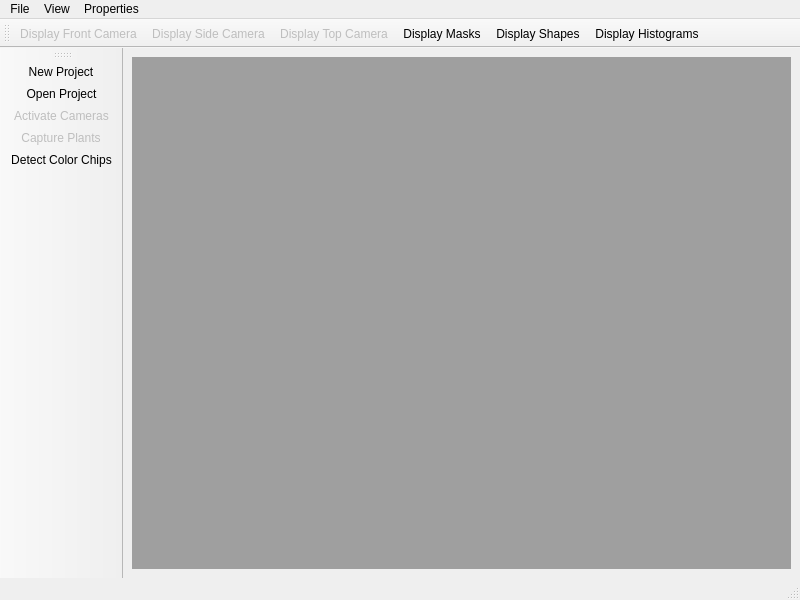
The window that mainwindow.ui (DryFrost/PhotogonMDI) describes before a commit, drawn with Qt 5.
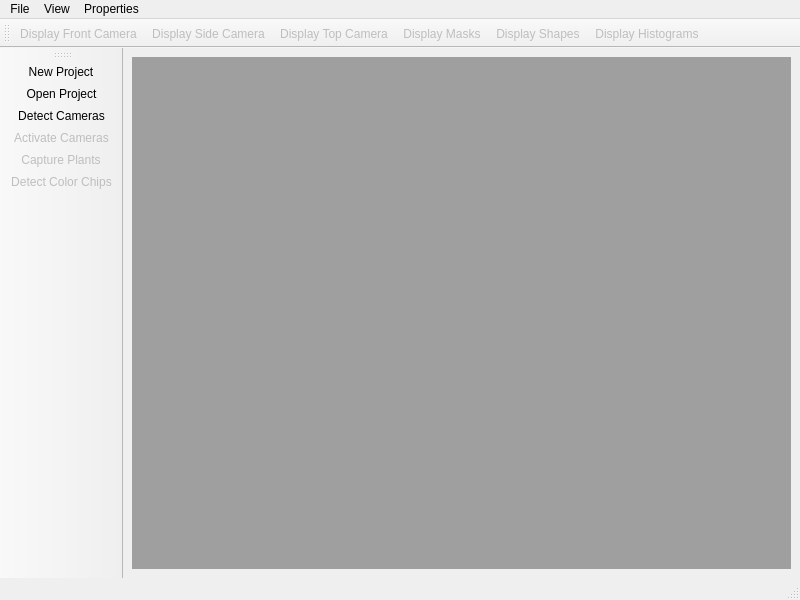
The same window after the commit. Icons and pictures are not drawn.

What changed in the file:
```diff
--- a/mainwindow.ui
+++ b/mainwindow.ui
@@ -79,6 +79,7 @@
    </attribute>
    <addaction name="actionNew_Project"/>
    <addaction name="actionOpen_Project"/>
+   <addaction name="actionDetect_Cameras"/>
    <addaction name="actionActivate_Cameras"/>
    <addaction name="actionOpen_Camera"/>
    <addaction name="actionDetect_Color_Chips"/>
@@ -180,25 +181,42 @@
    </property>
   </action>
   <action name="actionDisplay_Shapes">
+   <property name="enabled">
+    <bool>false</bool>
+   </property>
    <property name="text">
     <string>Display Shapes</string>
    </property>
   </action>
   <action name="actionDisplay_Histograms">
+   <property name="enabled">
+    <bool>false</bool>
+   </property>
    <property name="text">
     <string>Display Histograms</string>
    </property>
   </action>
   <action name="actionDisplay_Masks">
+   <property name="enabled">
+    <bool>false</bool>
+   </property>
    <property name="text">
     <string>Display Masks</string>
    </property>
   </action>
   <action name="actionDetect_Color_Chips">
+   <property name="enabled">
+    <bool>false</bool>
+   </property>
    <property name="text">
     <string>Detect Color Chips</string>
    </property>
   </action>
+  <action name="actionDetect_Cameras">
+   <property name="text">
+    <string>Detect Cameras</string>
+   </property>
+  </action>
  </widget>
  <resources/>
  <connections/>
```
